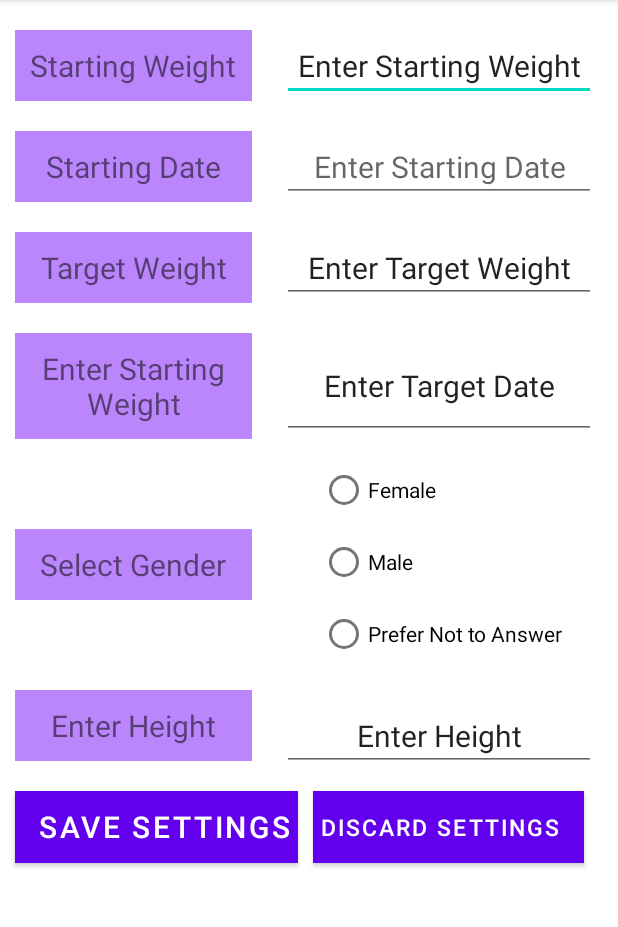
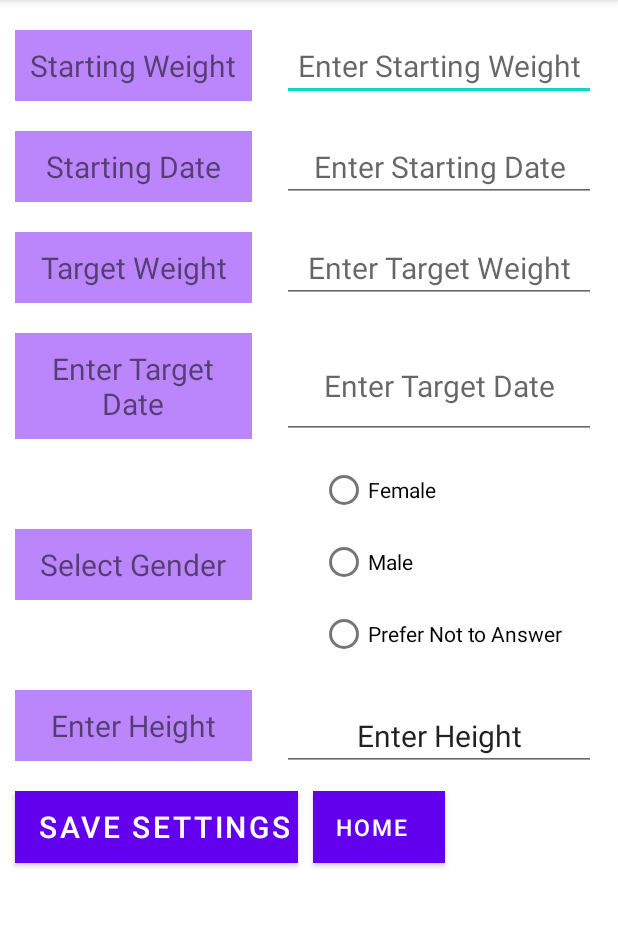
Before and after one commit to 03-triple-threat/CIS692FinalProject, an Android app: the SettingsActivity screen opened directly, with no data from a screen before it, on a phone screen of 412 x 824 dp, the part 84-1011 px from its top. Run offline under Robolectric (Android 15) with nearby library versions, the phone set to English and light mode, and no system bars.

Commit message:
backing up

```diff
--- a/app/src/main/java/com/example/cis_692_final_project/SettingsActivity.java
+++ b/app/src/main/java/com/example/cis_692_final_project/SettingsActivity.java
@@ -2,37 +2,85 @@ package com.example.cis_692_final_project;
 
 import androidx.appcompat.app.AppCompatActivity;
 
+import android.app.DatePickerDialog;
 import android.content.Intent;
 import android.os.Bundle;
+import android.text.InputType;
 import android.view.View;
+import android.widget.DatePicker;
 import android.widget.EditText;
 import android.widget.Toast;
-
 import com.example.cis_692_final_project.data.DatabaseManager;
 import com.example.cis_692_final_project.data.Person;
 
+import java.util.Calendar;
+
+
 public class SettingsActivity extends AppCompatActivity {
     private DatabaseManager dbManager;
+    DatePickerDialog dateSelector;
 
-    @Override
+
     protected void onCreate(Bundle savedInstanceState) {
         super.onCreate(savedInstanceState);
         setContentView(R.layout.activity_settings);
+
+        EditText startingDateInput = (EditText) findViewById(R.id.input_settings_starting_date);
+        startingDateInput.setInputType(InputType.TYPE_NULL);
+
+        startingDateInput.setOnClickListener(new View.OnClickListener() {
+            @Override
+            public void onClick(View v) {
+                final Calendar calendar = Calendar.getInstance();
+                int day = calendar.get(Calendar.DAY_OF_MONTH);
+                int month = calendar.get(Calendar.MONTH);
+                int year = calendar.get(Calendar.YEAR);
+
+                dateSelector = new DatePickerDialog(SettingsActivity.this, new DatePickerDialog.OnDateSetListener() {
+                    @Override
+                    public void onDateSet(DatePicker datePicker, int year, int month, int day) {
+                        startingDateInput.setText(month + "/" + day + "/" + year);
+                    }
+                }, year, month, day);
+                dateSelector.show();
+            }
+        });
+
+        EditText targetDateInput = (EditText) findViewById(R.id.input_settings_target_date);
+        targetDateInput.setInputType(InputType.TYPE_NULL);
+
+        targetDateInput.setOnClickListener(new View.OnClickListener() {
+            @Override
+            public void onClick(View v) {
+                final Calendar calendar = Calendar.getInstance();
+                int day = calendar.get(Calendar.DAY_OF_MONTH);
+                int month = calendar.get(Calendar.MONTH);
+                int year = calendar.get(Calendar.YEAR);
+
+                dateSelector = new DatePickerDialog(SettingsActivity.this, new DatePickerDialog.OnDateSetListener() {
+                    @Override
+                    public void onDateSet(DatePicker datePicker, int year, int month, int day) {
+                        targetDateInput.setText(month + "/" + day + "/" + year);
+                    }
+                }, year, month, day);
+                dateSelector.show();
+            }
+        });
     }
 
     /**
      * Method to navigate to the Main (Summary) Screen
-     *
+     * <p>
      * TODO - connect with Discard Setting button
      */
-    public void goToMain (View v) {
+    public void goToMain(View v) {
         this.finish();
     }
 
     /**
      * Method to navigate to the New Entry Screen
      */
-    public void enterData (View v) {
+    public void enterData(View v) {
         Intent myIntent = new Intent(this, NewEntryActivity.class);
         this.startActivity(myIntent);
     }
@@ -40,8 +88,8 @@ public class SettingsActivity extends AppCompatActivity {
     /**
      * Method to navigate to the History Screen
      */
-    public void viewHistory (View v) {
-        Intent myIntent = new Intent( this, HistoryActivity.class);
+    public void viewHistory(View v) {
+        Intent myIntent = new Intent(this, HistoryActivity.class);
         this.startActivity(myIntent);
     }
 
@@ -73,7 +121,7 @@ public class SettingsActivity extends AppCompatActivity {
             Toast.makeText(this, "Settings Saved", Toast.LENGTH_SHORT).show();
 
         } catch (Exception e) {
-            Toast.makeText(this,"Settings NOT Saved", Toast.LENGTH_LONG).show();
+            Toast.makeText(this, "Settings NOT Saved", Toast.LENGTH_LONG).show();
         }
     }
 }
--- a/app/src/main/res/layout/activity_settings.xml
+++ b/app/src/main/res/layout/activity_settings.xml
@@ -30,7 +30,7 @@
         android:layout_toRightOf="@id/label_settings_current_weight"
         android:padding="10dp"
         android:gravity="center"
-        android:text="@string/settings_starting_weight_input_hint"
+        android:hint="@string/settings_starting_weight_input_hint"
         android:inputType="numberDecimal"
         android:textSize="20sp"
         tools:ignore="MissingConstraints" />
@@ -51,11 +51,14 @@
         android:textSize="20sp"
         tools:ignore="MissingConstraints" />
 
-    <!--  Enter Starting Date Input DONE-->
     <EditText
         android:id="@+id/input_settings_starting_date"
         android:layout_width="wrap_content"
         android:layout_height="wrap_content"
+        android:clickable="false"
+        android:cursorVisible="false"
+        android:focusable="false"
+        android:focusableInTouchMode="false"
         android:layout_below="@id/input_settings_current_weight"
         android:layout_toRightOf="@id/label_settings_starting_date"
         android:layout_alignRight="@id/input_settings_current_weight"
@@ -63,10 +66,8 @@
         android:layout_marginTop="20dp"
         android:padding="10dp"
         android:gravity="center"
-        android:hint="@string/settings_starting_date_input_hint"
-        android:inputType="date"
         android:textSize="20sp"
-        tools:ignore="MissingConstraints" />
+        android:hint="@string/settings_starting_date_input_hint"/>
 
     <!--  Enter Target Weight Label DONE -->
     <TextView
@@ -95,7 +96,7 @@
         android:layout_marginTop="20dp"
         android:padding="10dp"
         android:gravity="center"
-        android:text="@string/settings_target_weight_input_hint"
+        android:hint="@string/settings_target_weight_input_hint"
         android:inputType="numberDecimal"
         android:textSize="20sp"
         tools:ignore="MissingConstraints" />
@@ -112,15 +113,19 @@
         android:background="@color/purple_200"
         android:padding="10dp"
         android:gravity="center"
-        android:text="@string/settings_starting_weight_input_hint"
+        android:text="@string/settings_target_date_input_hint"
         android:textSize="20sp"
         tools:ignore="MissingConstraints" />
 
-    <!--  Enter Target Date Input DONE -->
+    <!-- Enter Target Date Input DONE -->
     <EditText
         android:id="@+id/input_settings_target_date"
         android:layout_width="wrap_content"
         android:layout_height="wrap_content"
+        android:clickable="false"
+        android:cursorVisible="false"
+        android:focusable="false"
+        android:focusableInTouchMode="false"
         android:layout_below="@id/input_settings_target_weight"
         android:layout_alignRight="@id/input_settings_current_weight"
         android:layout_alignLeft="@id/input_settings_current_weight"
@@ -128,10 +133,8 @@
         android:layout_marginTop="20dp"
         android:padding="10dp"
         android:gravity="center"
-        android:text="@string/settings_target_date_input_hint"
-        android:inputType="date"
         android:textSize="20sp"
-        tools:ignore="MissingConstraints" />
+        android:hint="@string/settings_target_date_input_hint"/>
 
     <!--  Enter Gender Label DONE -->
     <TextView
@@ -226,7 +229,8 @@
         android:paddingRight="5dp"
         android:background="@color/purple_200"
         android:textSize="20sp"
-        android:text="@string/settings_save_settings_button"/>
+        android:text="@string/settings_save_settings_button"
+        android:onClick="addSettings"/>
 
     <!--  Discard Settings Button DONE -->
     <Button
@@ -241,7 +245,8 @@
         android:paddingLeft="5dp"
         android:background="@color/purple_200"
         android:textSize="15sp"
-        android:text="@string/settings_discard_settings_button"/>
+        android:text="@string/settings_home_screen_settings_button"
+        android:onClick="goToMain"/>
 
 
 </RelativeLayout>
--- a/app/src/main/res/values/strings.xml
+++ b/app/src/main/res/values/strings.xml
@@ -45,6 +45,6 @@
     <string name="settings_height_label">Enter Height</string>
     <string name="settings_height_input_hint">Enter Height</string>
     <string name="settings_save_settings_button">Save Settings</string>
-    <string name="settings_discard_settings_button">Discard Settings</string>
+    <string name="settings_home_screen_settings_button">Home</string>
 
 </resources>
--- a/build.gradle
+++ b/build.gradle
@@ -5,7 +5,7 @@ buildscript {
         mavenCentral()
     }
     dependencies {
-        classpath 'com.android.tools.build:gradle:7.0.2'
+        classpath 'com.android.tools.build:gradle:7.0.3'
 
         // NOTE: Do not place your application dependencies here; they belong
         // in the individual module build.gradle files
```
Also changed, not shown: app/src/main/res/layout/activity_history.xml (+16 -24 lines).
